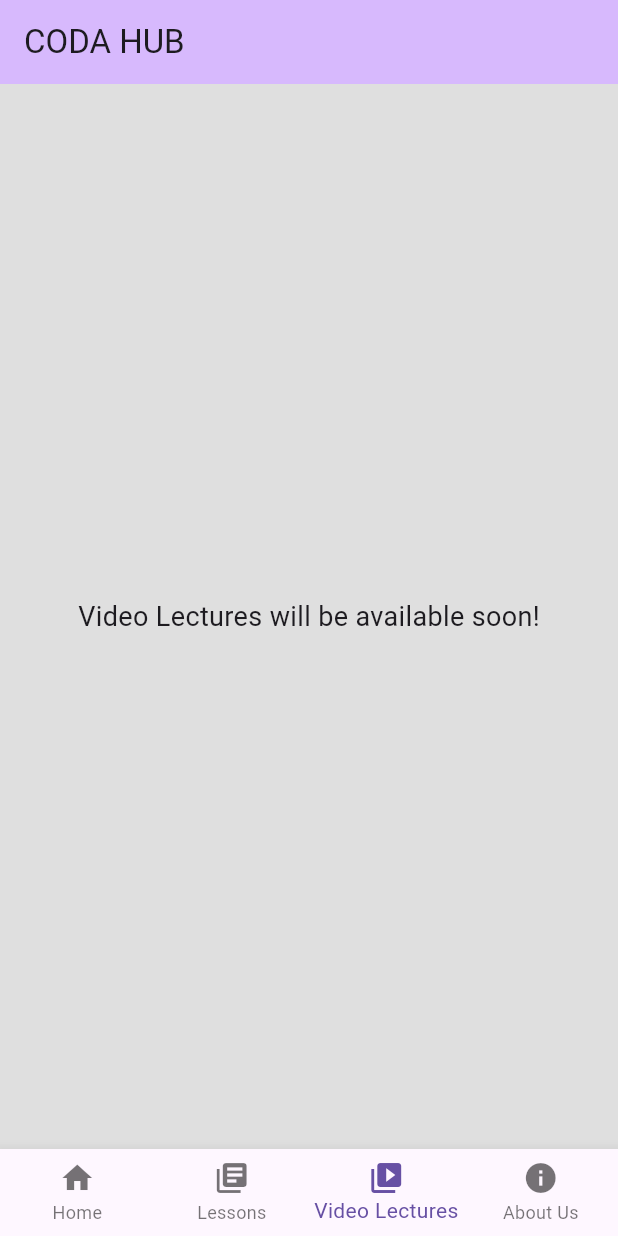
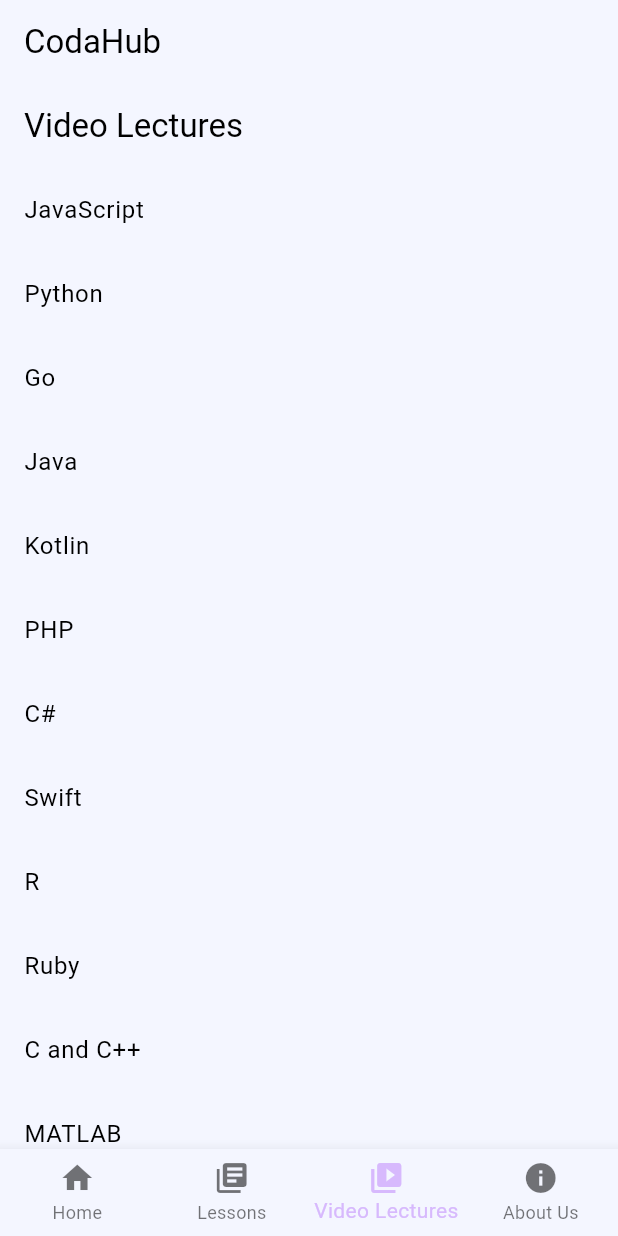
Before and after one commit to xEndolu/Coda-Hub, a Flutter app: the screen it shows after launch, item 3 of the bottom bar chosen, on a phone screen of 412 x 824 dp. Run offline on Flutter 3.47's test engine with Material 3 defaults, Android fonts, the phone set to English and light mode, and no system bars.

Commit message:
updated design

```diff
--- a/lib/main.dart
+++ b/lib/main.dart
@@ -1,5 +1,5 @@
 import 'package:flutter/material.dart';
-import 'package:youtube_player_flutter/youtube_player_flutter.dart';
+import 'package:url_launcher/url_launcher.dart';
 
 void main() {
   runApp(MyApp());
@@ -9,16 +9,27 @@ class MyApp extends StatelessWidget {
   @override
   Widget build(BuildContext context) {
     return MaterialApp(
-      theme: ThemeData(
-        primaryColor: Color(0xFFD7B9FD),
-        scaffoldBackgroundColor: Color(0xFFDFDFDF),
-        appBarTheme: AppBarTheme(
-          backgroundColor: Color(0xFFD7B9FD),
-        ),
-      ),
+      title: 'Your App Title',
+      theme: ThemeData.from(colorScheme: CustomColorScheme.colorScheme),
       home: HomeScreen(),
     );
   }
+}
+
+class CustomColorScheme {
+  static final ColorScheme colorScheme = ColorScheme(
+    primary: Color(0xFFD7B9FD),
+    secondary: Colors.white,
+    background: Color(0xFFF4F6FF),
+    surface: Color(0xFFF4F6FF),
+    onPrimary: Colors.black,
+    onSecondary: Colors.black,
+    onBackground: Colors.black,
+    onSurface: Colors.black,
+    error: Colors.red,
+    onError: Colors.white,
+    brightness: Brightness.light,
+  );
 }
 
 class HomeScreen extends StatefulWidget {
@@ -40,7 +51,7 @@ class _HomeScreenState extends State<HomeScreen> {
   Widget build(BuildContext context) {
     return Scaffold(
       appBar: AppBar(
-        title: Text('CODA HUB'),
+        title: Text('CodaHub'),
       ),
       body: _pages[_currentIndex],
       bottomNavigationBar: BottomNavigationBar(
@@ -102,7 +113,7 @@ class Lessons extends StatelessWidget {
         LanguageTile(language: 'R', content: rContent()),
         LanguageTile(language: 'Ruby', content: rubyContent()),
         LanguageTile(language: 'C and C++', content: cAndcplusplusContent()),
-        LanguageTile(language: 'Matlab', content: matlabContent()),
+        LanguageTile(language: 'MATLAB', content: matlabContent()),
         LanguageTile(language: 'TypeScript', content: typescriptContent()),
         LanguageTile(language: 'Scala', content: scalaContent()),
         LanguageTile(language: 'SQL', content: sqlContent()),
@@ -657,12 +668,82 @@ class LanguageLesson extends StatelessWidget {
 }
 
 class VideoLectures extends StatelessWidget {
+  final Map<String, String> programmingLanguages = {
+    'JavaScript': 'PL4cUxeGkcC9i9Ae2D9Ee1RvylH38dKuET',
+    'Python': 'PLsyeobzWxl7poL9JTVyndKe62ieoN-MZ3',
+    'Go': 'PL4cUxeGkcC9gC88BEo9czgyS72A3doDeM',
+    'Java': 'PLBlnK6fEyqRjKA_NuK9mHmlk0dZzuP1P5',
+    'Kotlin': 'PLsyeobzWxl7rooJFZhc3qPLwVROovGCfh',
+    'PHP': 'PL0eyrZgxdwhwwQQZA79OzYwl5ewA7HQih',
+    'C#': 'PL0eyrZgxdwhxD9HhtpuZV22KxEJAZ55X-',
+    'Swift': 'PL5PR3UyfTWvfacnfUsvNcxIiKIgidNRoW',
+    'R': 'PLjVLYmrlmjGdmPrz0Lx7smkd0qIKHInOF',
+    'Ruby': 'PLS1QulWo1RIbNBXZAeVbkkHEj9zsEbXQK',
+    'C and C++': 'PLWKjhJtqVAbmUE5IqyfGYEYjrZBYzaT4m',
+    'MATLAB': 'PLho7ncbqgQbviwKeoJybXPnFY5t590dRJ',
+    'TypeScript': 'PL4cUxeGkcC9gUgr39Q_yD6v-bSyMwKPUI',
+    'Scala': 'PLS1QulWo1RIagob5D6kMIAvu7DQC5VTh3',
+    'SQL': 'PLavw5C92dz9Ef4E-1Zi9KfCTXS_IN8gXZ',
+    'HTML': 'PLr6-GrHUlVf_ZNmuQSXdS197Oyr1L9sPB',
+    'CSS': 'PLr6-GrHUlVf8JIgLcu3sHigvQjTw_aC9C',
+    'NoSQL': 'PLsyeobzWxl7r0bn6dzVA8bQNxcx7DRl5F',
+    'Rust': 'PLzMcBGfZo4-nyLTlSRBvo0zjSnCnqjHYQ',
+    'Perl': 'PL1h5a0eaDD3rTG1U7w9wmff6ZAKDN3b16',
+  };
+
   @override
   Widget build(BuildContext context) {
-    return Center(
-      child: Text(
-        'Video Lectures will be available soon!',
-        style: TextStyle(fontSize: 18.0),
+    return Scaffold(
+      appBar: AppBar(
+        title: Text('Video Lectures'),
+      ),
+      body: ListView.builder(
+        itemCount: programmingLanguages.length,
+        itemBuilder: (context, index) {
+          final language = programmingLanguages.keys.elementAt(index);
+          return ListTile(
+            title: Text(language),
+            onTap: () {
+              final playlistId = programmingLanguages[language]!;
+              Navigator.push(
+                context,
+                MaterialPageRoute(
+                  builder: (context) =>
+                      VideoPlaylist(playlistId: playlistId, language: language),
+                ),
+              );
+            },
+          );
+        },
+      ),
+    );
+  }
+}
+
+class VideoPlaylist extends StatelessWidget {
+  final String playlistId;
+  final String language;
+
+  VideoPlaylist({required this.playlistId, required this.language});
+
+  @override
+  Widget build(BuildContext context) {
+    return Scaffold(
+      appBar: AppBar(
+        title: Text('Videos - $language'),
+      ),
+      body: Center(
+        child: ElevatedButton(
+          onPressed: () async {
+            final url = 'https://www.youtube.com/playlist?list=$playlistId';
+            if (await canLaunch(url)) {
+              await launch(url);
+            } else {
+              throw 'Could not launch $url';
+            }
+          },
+          child: Text('Open $language Playlist'),
+        ),
       ),
     );
   }
@@ -671,10 +752,80 @@ class VideoLectures extends StatelessWidget {
 class AboutUs extends StatelessWidget {
   @override
   Widget build(BuildContext context) {
-    return Center(
+    return Scaffold(
+      backgroundColor: Color(0xFFF4F6FF),
+      appBar: AppBar(
+        title: Text('About Us'),
+        backgroundColor: Color(0xFFD7B9FD),
+      ),
+      body: Padding(
+        padding: EdgeInsets.all(20.0),
+        child: Column(
+          crossAxisAlignment: CrossAxisAlignment.start,
+          children: [
+            _buildRoundedTitle('ABOUT US'),
+            SizedBox(height: 15.0),
+            Text(
+              'Hello, we are CodaHub! At Coda Hub, we\'re passionate about empowering the next generation of creators, innovators, and problem-solvers through the world of coding. Our platform is designed to make learning to code fun, engaging, and accessible for learners of all ages and skill levels.',
+              style: TextStyle(
+                fontSize: 18.0,
+                color: Colors.black87,
+              ),
+            ),
+            SizedBox(height: 20.0),
+            _buildRoundedTitle('The CodaHub Story'),
+            SizedBox(height: 15.0),
+            _buildRoundedText(
+              'Coda Hub was born out of a shared vision among a group of students, developers, and tech enthusiasts who recognized the growing importance of coding literacy in today\'s digital landscape. We saw an opportunity to create an inclusive and dynamic learning environment where anyone with a curiosity for coding could thrive.',
+            ),
+            SizedBox(height: 20.0),
+            _buildRoundedTitle('The CodaHub Mission'),
+            SizedBox(height: 15.0),
+            _buildRoundedText(
+              'At Coda Hub, our mission is to ignite a passion for coding in beginners by providing an accessible and engaging platform. We strive to demystify programming, fostering confidence and skills through interactive learning experiences. Our goal is to empower individuals with the foundational knowledge needed to embark on their coding journey confidently, creating a diverse community of aspiring coders ready to shape the future.',
+            ),
+          ],
+        ),
+      ),
+    );
+  }
+
+  Widget _buildRoundedTitle(String title) {
+    return Container(
+      padding: EdgeInsets.symmetric(horizontal: 15.0, vertical: 5.0),
+      decoration: BoxDecoration(
+        color: Color(0xFFD7B9FD),
+        borderRadius: BorderRadius.circular(15.0),
+      ),
       child: Text(
-        'About Us information will be added here!',
-        style: TextStyle(fontSize: 18.0),
+        title,
+        style: TextStyle(
+          fontSize: 24.0,
+          fontWeight: FontWeight.bold,
+          color: Colors.black,
+        ),
+      ),
+    );
+  }
+
+  Widget _buildRoundedText(String text) {
+    return Container(
+      padding: EdgeInsets.all(15.0),
+      decoration: BoxDecoration(
+        color: Colors.white,
+        borderRadius: BorderRadius.circular(10.0),
+        border: Border.all(
+          color: Color(0xFFD7B9FD),
+          width: 2.0,
+        ),
+      ),
+      child: Text(
+        text,
+        style: TextStyle(
+          fontSize: 16.0,
+          color: Colors.black,
+          fontWeight: FontWeight.bold,
+        ),
       ),
     );
   }
```
Also changed, not shown: pubspec.yaml (+5 -2 lines), pubspec.lock, 5 other files.
